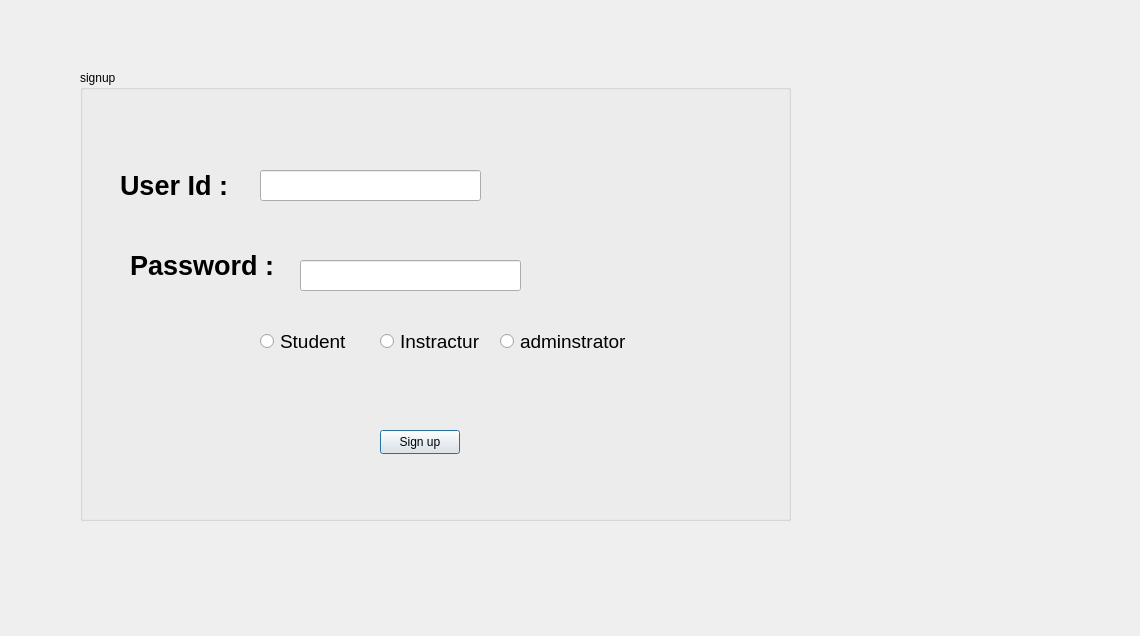
First picture: the form in SRC/signup2.ui, repository EyadEhab/studentManagementSystem, before the edit.
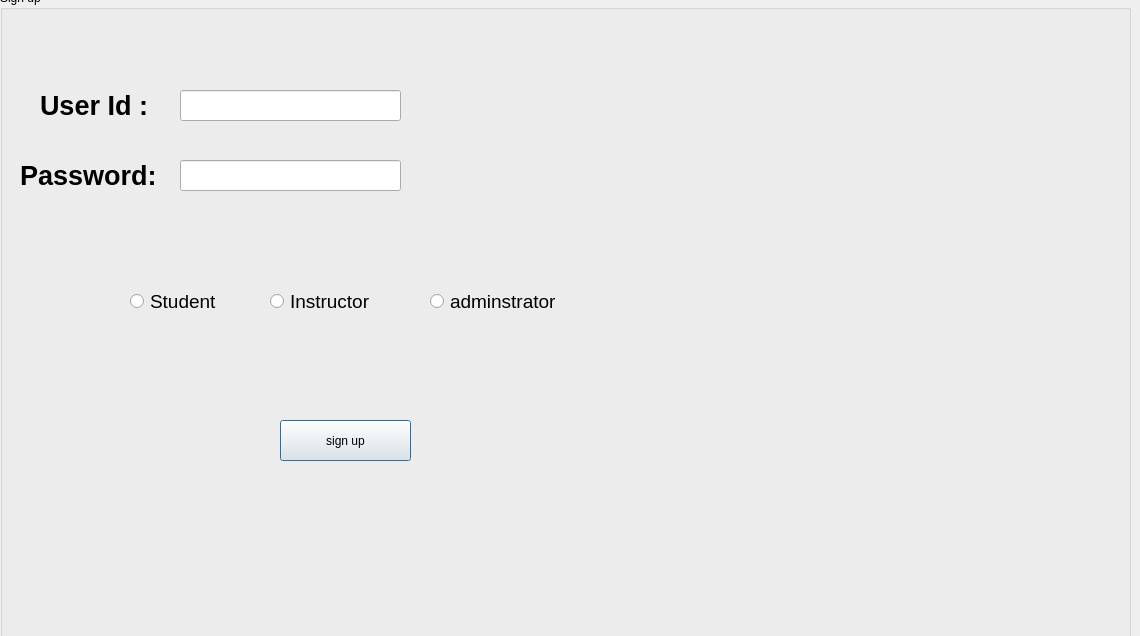
Second picture: the form after the edit. Icons and pictures are not drawn.

Patch:
```diff
--- a/SRC/signup2.ui
+++ b/SRC/signup2.ui
@@ -16,33 +16,36 @@
   <widget class="QGroupBox" name="groupBox">
    <property name="geometry">
     <rect>
-     <x>80</x>
-     <y>70</y>
-     <width>711</width>
-     <height>451</height>
+     <x>0</x>
+     <y>-10</y>
+     <width>1131</width>
+     <height>701</height>
     </rect>
    </property>
+   <property name="autoFillBackground">
+    <bool>false</bool>
+   </property>
    <property name="title">
-    <string>signup</string>
+    <string>Sign up</string>
    </property>
    <widget class="QPushButton" name="signUp_4">
     <property name="geometry">
      <rect>
-      <x>300</x>
-      <y>360</y>
-      <width>80</width>
-      <height>24</height>
+      <x>280</x>
+      <y>430</y>
+      <width>131</width>
+      <height>41</height>
      </rect>
     </property>
     <property name="text">
-     <string>Sign up</string>
+     <string>sign up</string>
     </property>
    </widget>
    <widget class="QLabel" name="label_11">
     <property name="geometry">
      <rect>
-      <x>50</x>
-      <y>170</y>
+      <x>20</x>
+      <y>160</y>
       <width>161</width>
       <height>51</height>
      </rect>
@@ -54,14 +57,14 @@
      </font>
     </property>
     <property name="text">
-     <string>Password : </string>
+     <string>Password:  </string>
     </property>
    </widget>
    <widget class="QRadioButton" name="student_4">
     <property name="geometry">
      <rect>
-      <x>180</x>
-      <y>260</y>
+      <x>130</x>
+      <y>300</y>
       <width>101</width>
       <height>22</height>
      </rect>
@@ -78,9 +81,9 @@
    <widget class="QRadioButton" name="instractur_4">
     <property name="geometry">
      <rect>
-      <x>300</x>
-      <y>260</y>
-      <width>111</width>
+      <x>270</x>
+      <y>300</y>
+      <width>131</width>
       <height>22</height>
      </rect>
     </property>
@@ -90,15 +93,15 @@
      </font>
     </property>
     <property name="text">
-     <string>Instractur</string>
+     <string>Instructor</string>
     </property>
    </widget>
    <widget class="QRadioButton" name="admin_4">
     <property name="geometry">
      <rect>
-      <x>420</x>
-      <y>260</y>
-      <width>141</width>
+      <x>430</x>
+      <y>300</y>
+      <width>161</width>
       <height>22</height>
      </rect>
     </property>
@@ -146,20 +149,78 @@
    <widget class="QLineEdit" name="password_4">
     <property name="geometry">
      <rect>
-      <x>220</x>
-      <y>190</y>
+      <x>180</x>
+      <y>170</y>
       <width>221</width>
       <height>31</height>
      </rect>
     </property>
-    <property name="text">
-     <string/>
-    </property>
     <property name="echoMode">
      <enum>QLineEdit::Password</enum>
     </property>
-    <property name="placeholderText">
+   </widget>
+   <widget class="QLabel" name="label">
+    <property name="geometry">
+     <rect>
+      <x>860</x>
+      <y>20</y>
+      <width>281</width>
+      <height>661</height>
+     </rect>
+    </property>
+    <property name="text">
      <string/>
+    </property>
+    <property name="pixmap">
+     <pixmap>C:/Users/Yassin/Pictures/Screenshot 2024-05-25 185259.png</pixmap>
+    </property>
+   </widget>
+   <widget class="QLabel" name="label_2">
+    <property name="geometry">
+     <rect>
+      <x>130</x>
+      <y>330</y>
+      <width>101</width>
+      <height>71</height>
+     </rect>
+    </property>
+    <property name="text">
+     <string/>
+    </property>
+    <property name="pixmap">
+     <pixmap>C:/Users/Yassin/Pictures/Screenshots/Screenshot 2024-05-25 192306.png</pixmap>
+    </property>
+   </widget>
+   <widget class="QLabel" name="label_3">
+    <property name="geometry">
+     <rect>
+      <x>290</x>
+      <y>330</y>
+      <width>101</width>
+      <height>71</height>
+     </rect>
+    </property>
+    <property name="text">
+     <string/>
+    </property>
+    <property name="pixmap">
+     <pixmap>C:/Users/Yassin/Pictures/Screenshots/Screenshot 2024-05-25 192513.png</pixmap>
+    </property>
+   </widget>
+   <widget class="QLabel" name="label_4">
+    <property name="geometry">
+     <rect>
+      <x>470</x>
+      <y>330</y>
+      <width>91</width>
+      <height>71</height>
+     </rect>
+    </property>
+    <property name="text">
+     <string/>
+    </property>
+    <property name="pixmap">
+     <pixmap>C:/Users/Yassin/Pictures/Screenshots/Screenshot 2024-05-25 192930.png</pixmap>
     </property>
    </widget>
   </widget>
```
